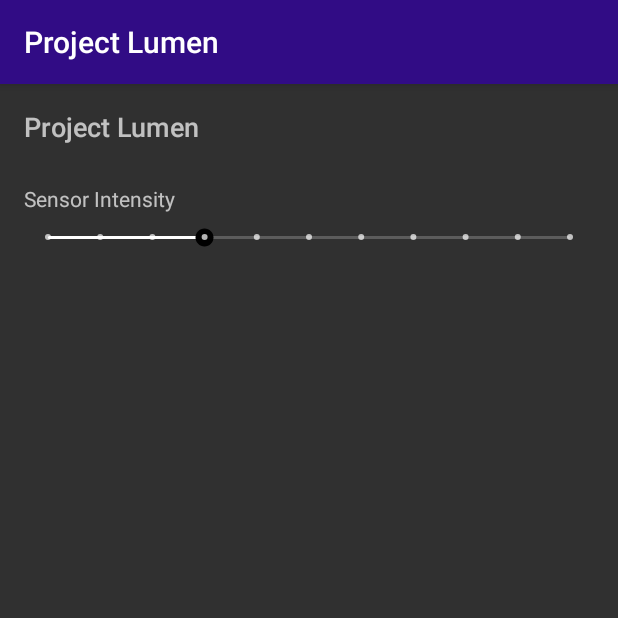
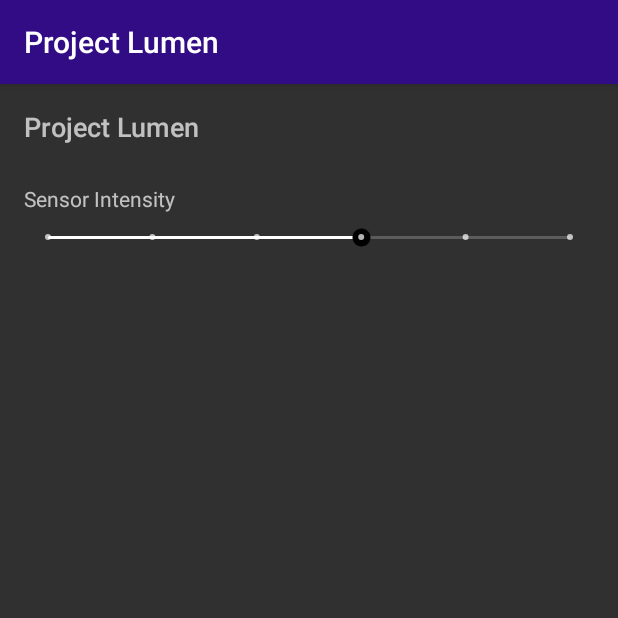
Before and after one commit to indianpoptart/ProjectLumen, an Android app: the screen it shows after launch (MainActivity), on a phone screen of 412 x 824 dp, the top half of it. Run offline under Robolectric (Android 15) with nearby library versions, the phone set to English and light mode, and no system bars; libraries missing offline, so code that uses them is left out: com.github.nisrulz.sensey; 1 statement that could not run was skipped.

Commit message:
some illuminating results
- Updated repos
- Swapped out pref manager for android x version
- cleaned up code
- Removed analytics
- Implemented seek bar for sensitivity

```diff
--- a/app/src/main/java/org/nikhilp/projectlumen/activities/MainActivity.kt
+++ b/app/src/main/java/org/nikhilp/projectlumen/activities/MainActivity.kt
@@ -8,24 +8,27 @@ import android.os.Bundle
 import androidx.coordinatorlayout.widget.CoordinatorLayout
 
 import android.util.Log
+import android.widget.SeekBar
 
 import androidx.appcompat.app.AppCompatActivity
 
 import com.github.nisrulz.sensey.Sensey
-import com.crashlytics.android.Crashlytics
-import io.fabric.sdk.android.Fabric
+import com.google.android.material.snackbar.Snackbar
 
 import org.nikhilp.projectlumen.R
 import org.nikhilp.projectlumen.services.BackgroundService
 
 class MainActivity : AppCompatActivity() {
 
-    private val clayout: CoordinatorLayout? = null
+    private lateinit var clayout: CoordinatorLayout
 
     override fun onCreate(savedInstanceState: Bundle?) {
         super.onCreate(savedInstanceState)
         setContentView(R.layout.activity_main)
+        clayout = findViewById(R.id.clayout)
 
+        val prefs = androidx.preference.PreferenceManager.getDefaultSharedPreferences(applicationContext)
+        val editor = prefs.edit()
 
         val isFlashAvailable = applicationContext.packageManager.hasSystemFeature(PackageManager.FEATURE_CAMERA_FLASH)
         if (!isFlashAvailable) {
@@ -40,10 +43,24 @@ class MainActivity : AppCompatActivity() {
         startService(i)
         Log.d("ProjectLumen", "loaded")
 
-    }
+        val seekBar = findViewById<SeekBar>(R.id.seekBar2)
+        seekBar.progress = prefs.getInt("sensitivity", 3)
+        seekBar?.setOnSeekBarChangeListener(object : SeekBar.OnSeekBarChangeListener {
+            override fun onStartTrackingTouch(seekBar: SeekBar?) {
 
-    fun fabricInit() {
-        Fabric.with(this, Crashlytics())
+            }
+
+            override fun onProgressChanged(seekBar: SeekBar, progress: Int, fromUser: Boolean) {
+                editor.putInt("sensitivity", progress)
+                editor.apply()
+            }
+            override fun onStopTrackingTouch(seekBar: SeekBar) {
+                // Write code to perform some action when touch is stopped.
+                Snackbar.make(clayout, "Sensitivity is set to " + seekBar.progress, Snackbar.LENGTH_LONG)
+                        .show()
+            }
+        })
+        editor.apply()
     }
 
     override fun onBackPressed() {
--- a/app/src/main/res/layout/activity_main.xml
+++ b/app/src/main/res/layout/activity_main.xml
@@ -1,5 +1,5 @@
 <?xml version="1.0" encoding="utf-8"?>
-<FrameLayout xmlns:tools="http://schemas.android.com/tools"
+<androidx.coordinatorlayout.widget.CoordinatorLayout xmlns:tools="http://schemas.android.com/tools"
     android:layout_width="match_parent"
     android:layout_height="match_parent"
     xmlns:app="http://schemas.android.com/apk/res-auto"
@@ -33,7 +33,7 @@
             android:layout_height="wrap_content"
             android:layout_alignParentStart="true"
             android:layout_alignParentTop="true"
-            android:text="Project Lumen"
+            android:text="@string/app_name"
             android:textAppearance="?android:attr/textAppearanceMedium" />
 
         <SeekBar
@@ -44,7 +44,7 @@
             android:layout_alignParentStart="true"
             android:layout_below="@+id/textView"
             android:layout_marginTop="7dp"
-            android:max="10"
+            android:max="5"
             android:progress="3" />
 
         <TextView
@@ -60,4 +60,4 @@
     </RelativeLayout>
 
 
-</FrameLayout>
+</androidx.coordinatorlayout.widget.CoordinatorLayout>
--- a/build.gradle
+++ b/build.gradle
@@ -1,7 +1,7 @@
 // Top-level build file where you can add configuration options common to all sub-projects/modules.
 
 buildscript {
-    ext.kotlin_version = '1.3.11'
+    ext.kotlin_version = '1.3.50'
 
     repositories {
         google()
@@ -9,8 +9,8 @@ buildscript {
         maven { url 'https://maven.fabric.io/public' }
     }
     dependencies {
-        classpath 'com.android.tools.build:gradle:3.4.0-alpha10'
-        classpath 'io.fabric.tools:gradle:1.+'
+        classpath 'com.android.tools.build:gradle:3.5.0'
+        classpath 'io.fabric.tools:gradle:1.31.0'
         classpath "org.jetbrains.kotlin:kotlin-gradle-plugin:$kotlin_version"
 
 
```
Also changed, not shown: app/build.gradle (+25 -13 lines), app/src/main/java/org/nikhilp/projectlumen/services/BackgroundService.kt (+12 -15 lines), gradle.properties (+9 -12 lines), gradle/wrapper/gradle-wrapper.properties, 1 other file.
